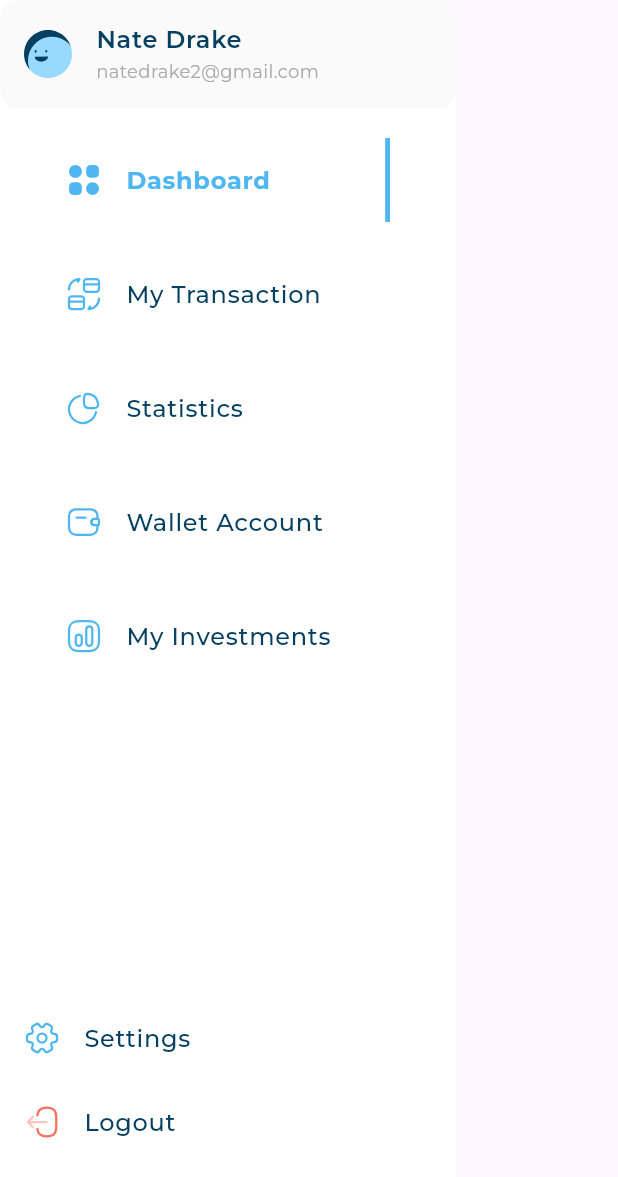
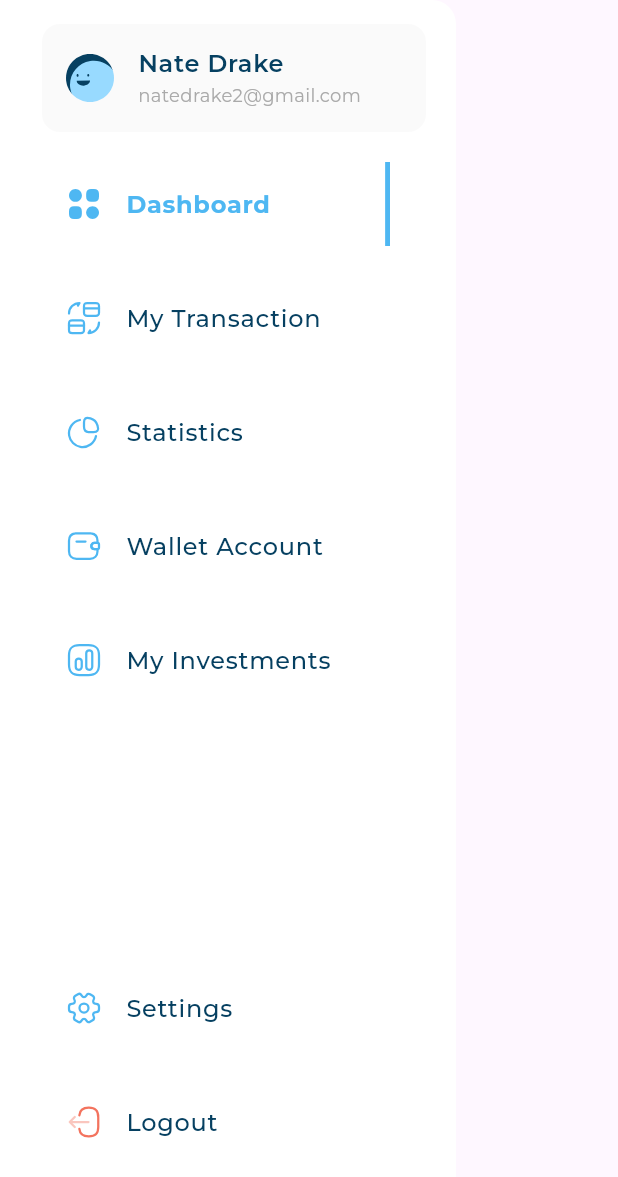
Before and after one commit to HazimNabil/admin-dash-board, a Flutter app: the CustomDrawer widget shown alone on an empty page, opened directly, on a phone screen of 412 x 824 dp. Shown: the top 1177 px of the screen. Run offline on Flutter 3.47's test engine with Material 3 defaults, Android fonts, the phone set to English and light mode, and no system bars; our stand-ins replace flutter_svg, google_fonts.

Commit message:
Adjust drawer padding

```diff
--- a/lib/widgets/bottom_aligned_tiles.dart
+++ b/lib/widgets/bottom_aligned_tiles.dart
@@ -13,13 +13,14 @@ class BottomAlignedTiles extends StatelessWidget {
       hasScrollBody: false,
       child: Column(
         children: [
-          Expanded(child: SizedBox()),
+          Expanded(child: SizedBox(height: 20)),
           InactiveTile(
             drawerTileModel: DrawerTileModel(
               title: 'Settings',
               icon: Images.imagesSettings,
             ),
           ),
+          SizedBox(height: 20),
           InactiveTile(
             drawerTileModel: DrawerTileModel(
               title: 'Logout',
--- a/lib/widgets/custom_drawer.dart
+++ b/lib/widgets/custom_drawer.dart
@@ -12,8 +12,13 @@ class CustomDrawer extends StatelessWidget {
   Widget build(BuildContext context) {
     return const Drawer(
       backgroundColor: Colors.white,
+      child: Padding(
+        padding: EdgeInsets.only(left: 28.0, right: 20.0),
         child: CustomScrollView(
           slivers: [
+            SliverToBoxAdapter(
+              child: SizedBox(height: 16),
+            ),
             SliverToBoxAdapter(
               child: UserInfoTile(
                 image: Images.imagesAvatar3,
@@ -25,6 +30,7 @@ class CustomDrawer extends StatelessWidget {
             BottomAlignedTiles(),
           ],
         ),
+      ),
     );
   }
 }
--- a/lib/widgets/drawer_tile_list_view.dart
+++ b/lib/widgets/drawer_tile_list_view.dart
@@ -45,7 +45,7 @@ class _DrawerTileListViewState extends State<DrawerTileListView> {
         return GestureDetector(
           onTap: () => activateDrawerTile(index),
           child: Padding(
-            padding: const EdgeInsets.only(top: 20, left: 28, right: 20),
+            padding: const EdgeInsets.only(top: 20),
             child: DrawerTile(
               drawerTileModel: tiles[index],
               isActive: activeIndex == index,
```
Lines whose indentation alone changed are shown as unchanged.
